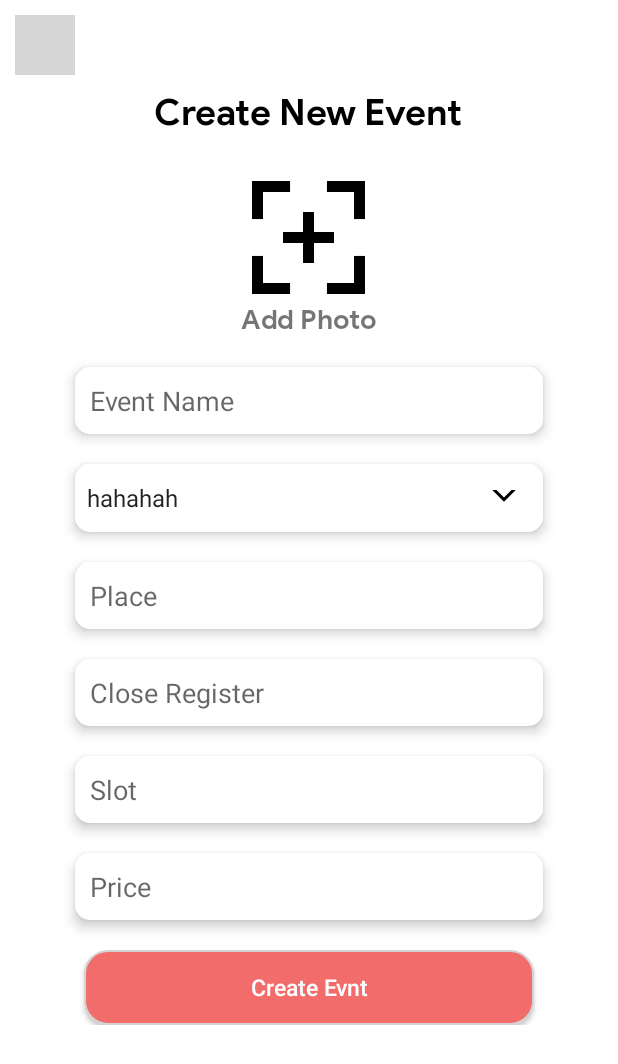
After one commit to agathasan23/Project, an Android app: the layout activity_add_event.xml on its own in the app's theme, with its tools: preview values and no code run, on a phone screen of 412 x 824 dp. The commit adds this screen. Shown: the top 1064 px of the screen. Run offline under Robolectric (Android 15) with nearby library versions, the phone set to English and light mode, and no system bars; grey boxes are pictures that could not be loaded.

Commit message:
activity_add_event

```diff
--- /dev/null
+++ b/app/src/main/res/drawable/bg_spinner.xml
@@ -0,0 +1,68 @@
+<?xml version="1.0" encoding="utf-8"?>
+<layer-list xmlns:android="http://schemas.android.com/apk/res/android">
+    <item>
+        <shape android:shape="rectangle">
+            <solid android:color="@color/white" />
+            <corners android:radius="10dp" />
+
+        </shape>
+    </item>
+    <item
+        android:gravity="center_vertical|right"
+        android:right="16dp">
+        <layer-list>
+            <item
+                android:width="12dp"
+                android:height="12dp"
+                android:bottom="12dp"
+                android:gravity="center">
+                <rotate
+                    android:fromDegrees="45"
+                    android:toDegrees="45">
+                    <shape android:shape="rectangle">
+                        <solid android:color="#ffffff" />
+                        <stroke
+                            android:width="2dp"
+                            android:color="#000000" />
+                    </shape>
+                </rotate>
+            </item>
+            <item
+                android:width="20dp"
+                android:height="10dp"
+                android:bottom="21dp"
+                android:gravity="center">
+                <shape android:shape="rectangle">
+                    <solid android:color="@color/white" />
+                </shape>
+            </item>
+        </layer-list>
+        <layer-list>
+            <item
+                android:width="12dp"
+                android:height="12dp"
+                android:bottom="12dp"
+                android:gravity="center">
+                <rotate
+                    android:fromDegrees="45"
+                    android:toDegrees="45">
+                    <shape android:shape="rectangle">
+                        <solid android:color="#000000" />
+                        <stroke
+                            android:width="1dp"
+                            android:color="#000000" />
+                    </shape>
+                </rotate>
+            </item>
+            <item
+                android:width="20dp"
+                android:height="10dp"
+                android:bottom="21dp"
+                android:gravity="center">
+                <shape android:shape="rectangle">
+                    <solid android:color="@color/white" />
+                </shape>
+            </item>
+        </layer-list>
+    </item>
+</layer-list>
--- /dev/null
+++ b/app/src/main/res/layout/activity_add_event.xml
@@ -0,0 +1,141 @@
+<?xml version="1.0" encoding="utf-8"?>
+<LinearLayout
+    xmlns:android="http://schemas.android.com/apk/res/android"
+    android:layout_width="match_parent"
+    android:layout_height="match_parent"
+    android:orientation="vertical"
+    android:layout_gravity="center">
+
+    <ImageView
+        android:id="@+id/imgBackAddEvent"
+        android:layout_width="40dp"
+        android:layout_height="40dp"
+        android:layout_marginLeft="10dp"
+        android:layout_marginTop="10dp"
+        android:src="@drawable/ic_baseline_arrow_back_24" />
+
+    <LinearLayout
+        android:layout_width="match_parent"
+        android:layout_height="wrap_content"
+        android:layout_gravity="center"
+        android:gravity="center"
+        android:orientation="vertical"
+        android:padding="10dp">
+
+        <TextView
+            android:layout_width="wrap_content"
+            android:layout_height="wrap_content"
+            android:layout_gravity="center"
+            android:layout_marginBottom="30dp"
+            android:fontFamily="@font/googlesans_bold"
+            android:text="Create New Event"
+            android:textColor="@color/black"
+            android:textSize="24sp"
+            android:textStyle="bold" />
+
+        <ImageView
+            android:layout_width="75dp"
+            android:layout_height="75dp"
+            android:src="@drawable/insert"
+            android:id="@+id/btnInsertImg"/>
+
+        <TextView
+            android:layout_width="wrap_content"
+            android:layout_height="wrap_content"
+            android:text="Add Photo"
+            android:fontFamily="@font/googlesans_bold"
+            android:textSize="18sp"
+            android:layout_marginTop="5dp"/>
+
+
+            <EditText
+                android:id="@+id/edEventName"
+                android:layout_width="match_parent"
+                android:layout_height="wrap_content"
+                android:background="@drawable/bg_edtext"
+                android:layout_marginStart="40dp"
+                android:layout_marginTop="20dp"
+                android:layout_marginEnd="40dp"
+                android:elevation="5dp"
+                android:hint="Event Name"
+                android:padding="10dp" />
+
+
+            <Spinner
+                android:layout_width="match_parent"
+                android:layout_height="45dp"
+                android:layout_marginStart="40dp"
+                android:layout_marginTop="20dp"
+                android:layout_marginEnd="40dp"
+                android:elevation="5dp"
+                android:background="@drawable/bg_spinner"
+                android:entries="@array/kategori"
+                android:id="@+id/spCategory"
+                />
+
+        <EditText
+            android:id="@+id/edPlace"
+            android:layout_width="match_parent"
+            android:layout_height="wrap_content"
+            android:background="@drawable/bg_edtext"
+            android:layout_marginStart="40dp"
+            android:layout_marginTop="20dp"
+            android:layout_marginEnd="40dp"
+            android:elevation="5dp"
+            android:hint="Place"
+            android:padding="10dp" />
+
+        <EditText
+            android:id="@+id/edCloseRegis"
+            android:layout_width="match_parent"
+            android:layout_height="wrap_content"
+            android:background="@drawable/bg_edtext"
+            android:layout_marginStart="40dp"
+            android:layout_marginTop="20dp"
+            android:layout_marginEnd="40dp"
+            android:elevation="5dp"
+            android:hint="Close Register"
+            android:padding="10dp" />
+
+        <EditText
+            android:id="@+id/edSlot"
+            android:layout_width="match_parent"
+            android:layout_height="wrap_content"
+            android:background="@drawable/bg_edtext"
+            android:layout_marginStart="40dp"
+            android:layout_marginTop="20dp"
+            android:layout_marginEnd="40dp"
+            android:elevation="5dp"
+            android:hint="Slot"
+            android:padding="10dp" />
+
+        <EditText
+            android:id="@+id/edPrice"
+            android:layout_width="match_parent"
+            android:layout_height="wrap_content"
+            android:background="@drawable/bg_edtext"
+            android:layout_marginStart="40dp"
+            android:layout_marginTop="20dp"
+            android:layout_marginEnd="40dp"
+            android:elevation="5dp"
+            android:hint="Price"
+            android:padding="10dp" />
+
+
+
+            <androidx.appcompat.widget.AppCompatButton
+                android:id="@+id/btnCreateEvent"
+                android:layout_width="300dp"
+                android:layout_height="50dp"
+                android:layout_marginTop="20dp"
+                android:background="@drawable/bg_button"
+                android:text="Create Evnt"
+                android:textAllCaps="false"
+                android:textColor="@color/white"
+                android:textSize="15sp" />
+
+
+
+    </LinearLayout>
+
+</LinearLayout>
--- a/app/src/main/res/layout/activity_dashboard.xml
+++ b/app/src/main/res/layout/activity_dashboard.xml
@@ -26,11 +26,13 @@
                 android:layout_height="100px"/>
             <EditText
                 android:layout_marginTop="5dp"
-                android:layout_marginStart="40dp"
+                android:layout_marginStart="20dp"
                 android:layout_gravity="center"
                 android:padding="5dp"
+                android:layout_marginBottom="5dp"
                 android:background="@drawable/bg_edtext"
                 android:layout_width="240dp"
+                android:elevation="5dp"
                 android:hint="Search"
                 android:layout_height="wrap_content"/>
             <ImageView
@@ -42,10 +44,8 @@
                 android:layout_height="100px"/>
         </LinearLayout>
 
-
-
         <FrameLayout
-            android:layout_marginTop="20dp"
+            android:layout_marginTop="30dp"
             android:id="@+id/fmViewDashboard"
             android:layout_width="match_parent"
             android:layout_height="wrap_content">
@@ -302,6 +302,7 @@
             android:id="@+id/rvListEvent"
             android:layout_width="match_parent"
             android:layout_height="wrap_content"
+            tools:itemCount="3"
             tools:listitem="@layout/item_recomend_event">
 
         </androidx.recyclerview.widget.RecyclerView>
--- a/app/src/main/res/layout/activity_signup.xml
+++ b/app/src/main/res/layout/activity_signup.xml
@@ -11,6 +11,7 @@
         android:layout_width="match_parent"
         android:layout_height="wrap_content"
         android:orientation="horizontal">
+
         <ImageView
             android:id="@+id/imgBackSignUp"
             android:layout_width="40dp"
--- a/app/src/main/res/values/strings.xml
+++ b/app/src/main/res/values/strings.xml
@@ -1,3 +1,9 @@
 <resources>
-    <string name="app_name">PrKuliah</string>
+    <string name="app_name">Eventin</string>
+
+    <string-array name="kategori">
+        <item>hahahah</item>
+        <item>hihihihi</item>
+        <item>heheheh</item>
+    </string-array>
 </resources>
--- a/app/src/main/res/values/themes.xml
+++ b/app/src/main/res/values/themes.xml
@@ -2,8 +2,8 @@
     <!-- Base application theme. -->
     <style name="Theme.PrKuliah" parent="Theme.MaterialComponents.DayNight.DarkActionBar">
         <!-- Primary brand color. -->
-        <item name="colorPrimary">@color/purple_500</item>
-        <item name="colorPrimaryVariant">@color/purple_700</item>
+        <item name="colorPrimary">@color/primary</item>
+        <item name="colorPrimaryVariant">@color/black</item>
         <item name="colorOnPrimary">@color/white</item>
         <!-- Secondary brand color. -->
         <item name="colorSecondary">@color/teal_200</item>
```
Also changed, not shown: app/src/main/res/drawable/insert.png (added), 23 other files. Lines whose indentation alone changed are shown as unchanged.
